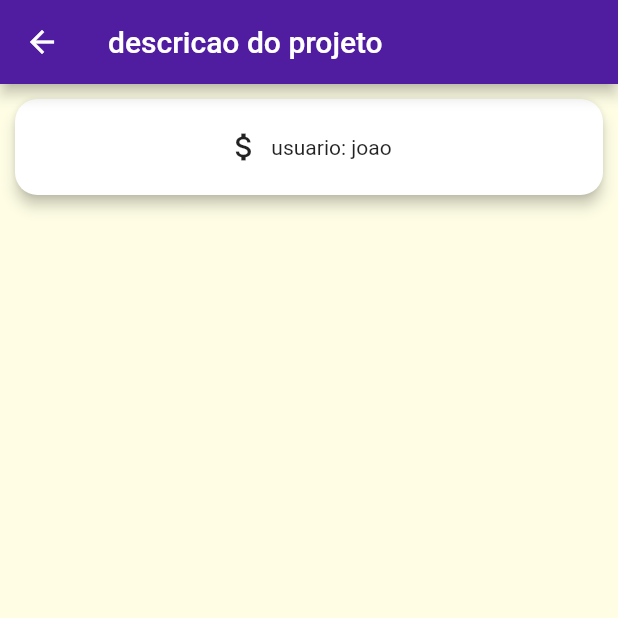
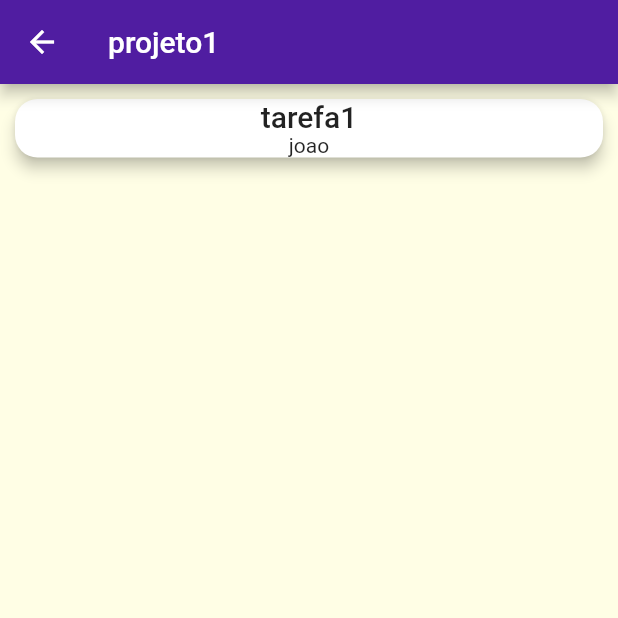
Before and after one commit to Ipojuca/flutter, a Flutter app: the screen it shows after launch, after a tap on "projeto1", on a phone screen of 412 x 824 dp, the top half of it. Run offline on Flutter 3.47's test engine with Material 2 defaults, Android fonts, the phone set to English and light mode, and no system bars; Roboto replaces fonts that are missing (RobotoCondensed).

Commit message:
Ajustes Card

```diff
--- a/un1projeto/lib/components/tarefa_item.dart
+++ b/un1projeto/lib/components/tarefa_item.dart
@@ -1,7 +1,6 @@
 import 'package:flutter/material.dart';
-import 'package:projeto2/models/place.dart';
-import 'package:projeto2/models/tarefa.dart';
-import 'package:projeto2/utils/app_routes.dart';
+
+import '../models/tarefa.dart';
 
 class TarefaItem extends StatelessWidget {
   final Tarefa tarefa;
@@ -22,77 +21,18 @@ class TarefaItem extends StatelessWidget {
 
   @override
   Widget build(BuildContext context) {
-    return InkWell(
-      //onTap: () => _selectPlace(context),
-      child: Card(
+    return Card(
       shape: RoundedRectangleBorder(borderRadius: BorderRadius.circular(15)),
       elevation: 4,
       margin: const EdgeInsets.all(10),
       child: Column(
         children: <Widget>[
-            Stack(children: <Widget>[
-              ClipRRect(
-                //bordas na imagem
-                borderRadius: BorderRadius.only(
-                  topLeft: Radius.circular(15),
-                  topRight: Radius.circular(15),
+          Text(
+            tarefa.descricao,
+            style: Theme.of(context).textTheme.headline6,
           ),
-                /*child: Image.network(
-                  place.imagemUrl,
-                  height: 250,
-                  width: double.infinity,
-                  fit: BoxFit.cover,
-                ),*/
-              ),
-              Positioned(
-                //só funciona no contexto do Stack - posso posicionar o elemento
-                right: 10,
-                bottom: 20,
-                child: Container(
-                  width: 300,
-                  color: Colors.black54,
-                  padding: EdgeInsets.symmetric(
-                    vertical: 5,
-                    horizontal: 20,
-                  ),
-                  child: Text(
-                    tarefa.descricao,
-                    style: TextStyle(fontSize: 26, color: Colors.white),
-                    softWrap: true, //quebra de lina
-                    overflow: TextOverflow.fade, //case de overflow
-                  ),
-                ),
-              )
-            ]),
-            //Text(place.titulo),
-            Padding(
-              padding: EdgeInsets.all(20),
-              child: Row(
-                mainAxisAlignment: MainAxisAlignment.spaceAround,
-                children: <Widget>[
-                  /*Row(
-                    children: <Widget>[
-                      Icon(Icons.star),
-                      SizedBox(
-                        width: 6,
-                      ),
-                      //Text('${place.avaliacao}/5')
+          Text(tarefa.usuario.nome)
         ],
-                  ),*/
-                  Row(
-                    children: <Widget>[
-                      Icon(Icons.attach_money),
-                      SizedBox(
-                        width: 6,
-                      ),
-                      Text('usuario: ${tarefa.usuario.nome}')
-                    ],
-                  ),
-                ],
-              ),
-            )
-          ],
-        ),
       ),
     );
   }
--- a/un1projeto/lib/screens/projeto_detalhe_screen.dart
+++ b/un1projeto/lib/screens/projeto_detalhe_screen.dart
@@ -18,19 +18,19 @@ class ProjetoDetalheScreen extends StatelessWidget {
 
     final projeto = ModalRoute.of(context)!.settings.arguments as Projeto;
 
-    final projetoItem = DUMMY_TAREFAS.where((tarefas) {
+    final tarefaItem = DUMMY_TAREFAS.where((tarefas) {
       return tarefas.id == projeto.id;
     }).toList();
 
     return Scaffold(
       appBar: AppBar(
-        title: Text(projeto.descricao),
+        title: Text(projeto.titulo),
       ),
       body: ListView.builder(
           //itemCount: countryPlaces.length,
-          itemCount: projetoItem.length,
+          itemCount: tarefaItem.length,
           itemBuilder: (ctx, index) {
-            return TarefaItem(projetoItem[index]);
+            return TarefaItem(tarefaItem[index]);
           }),
     );
   }
```
Lines whose indentation alone changed are shown as unchanged.
